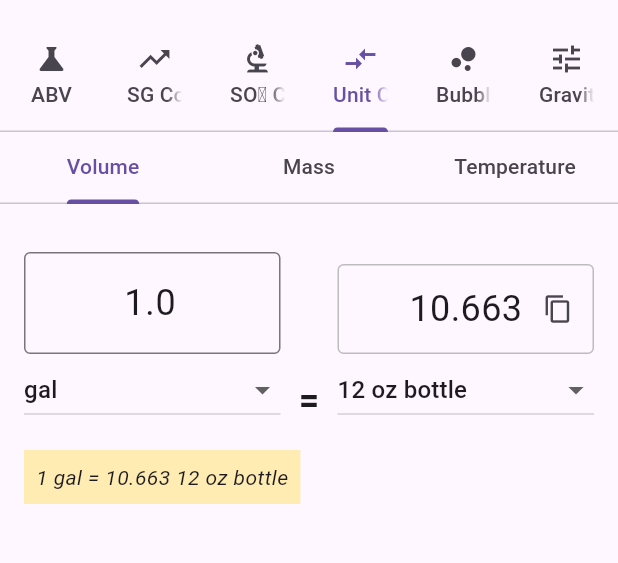
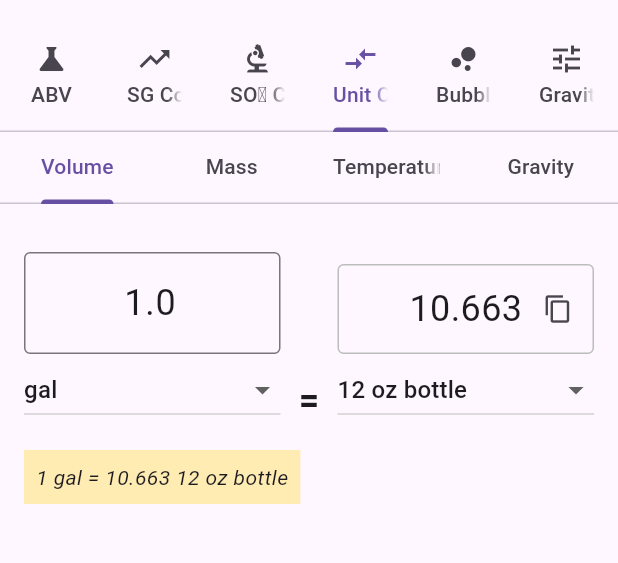
Before and after one commit to mrcrunchybeans/cider-craft, a Flutter app: the ToolsPage screen opened directly, tab 4 chosen, on a phone screen of 412 x 824 dp, the part 63-626 px from its top. Run offline on Flutter 3.47's test engine with Material 3 defaults, Android fonts, the phone set to English and light mode, and no system bars; our stand-ins replace fl_chart, hive, hive_flutter, logger; accounts and stored records are empty.

Commit message:
Updated the converter tool.

```diff
--- a/lib/tools_page.dart
+++ b/lib/tools_page.dart
@@ -487,7 +487,7 @@ class UnitConverterTab extends StatelessWidget {
   @override
   Widget build(BuildContext context) {
     return DefaultTabController(
-      length: 3,
+      length: 4,
       child: Column(
         children: const [
           TabBar(
@@ -495,6 +495,7 @@ class UnitConverterTab extends StatelessWidget {
               Tab(text: "Volume"),
               Tab(text: "Mass"),
               Tab(text: "Temperature"),
+              Tab(text: "Gravity"),
             ],
           ),
           Expanded(
@@ -503,6 +504,7 @@ class UnitConverterTab extends StatelessWidget {
                 UnitConverterCategoryTab(category: 'Volume'),
                 UnitConverterCategoryTab(category: 'Mass'),
                 UnitConverterCategoryTab(category: 'Temperature'),
+                UnitConverterCategoryTab(category: 'Gravity'),
               ],
             ),
           ),
@@ -549,6 +551,9 @@ class _UnitConverterCategoryTabState extends State<UnitConverterCategoryTab> {
 
   final List<String> tempUnits = ['°C', '°F', 'K'];
 
+  final List<String> gravityUnits = ['SG', 'SGP', '°Brix', '°Plato'];
+
+
   @override
   void initState() {
     super.initState();
@@ -565,23 +570,45 @@ class _UnitConverterCategoryTabState extends State<UnitConverterCategoryTab> {
         fromUnit = '°C';
         toUnit = '°F';
         break;
+      case 'Gravity':
+        fromUnit = 'SG';
+        toUnit = '°Brix';
+        break;
     }
   }
 
   List<String> getUnits() {
     if (widget.category == 'Volume') return volumeUnits.keys.toList();
     if (widget.category == 'Mass') return massUnits.keys.toList();
+    if (widget.category == 'Gravity') return gravityUnits.toList();
+
     return tempUnits;
   }
 
   double convert() {
-    if (widget.category == 'Temperature') {
+  switch (widget.category) {
+    case 'Temperature':
       return _convertTemp(inputValue, fromUnit, toUnit);
-    }
-    final units = widget.category == 'Volume' ? volumeUnits : massUnits;
-    double baseValue = inputValue * units[fromUnit]!;
-    return baseValue / units[toUnit]!;
+    case 'Gravity':
+      return convertGravity(inputValue, fromUnit, toUnit);
+    case 'Volume':
+      return _convertWithMap(volumeUnits);
+    case 'Mass':
+      return _convertWithMap(massUnits);
+    default:
+      return 0;
   }
+}
+
+double _convertWithMap(Map<String, double> units) {
+  final fromFactor = units[fromUnit];
+  final toFactor = units[toUnit];
+
+  if (fromFactor == null || toFactor == null) return 0;
+  return (inputValue * fromFactor) / toFactor;
+}
+
+
 
   double _convertTemp(double val, String from, String to) {
     if (from == to) return val;
@@ -591,22 +618,144 @@ class _UnitConverterCategoryTabState extends State<UnitConverterCategoryTab> {
     return val;
   }
 
+double convertGravity(double val, String from, String to) {
+  double sg = val;
+
+  // Step 1: Convert everything to SG
+  switch (from) {
+    case 'SG':
+      sg = val;
+      break;
+    case 'SGP':
+      sg = 1.000 + (val / 1000); // 50 -> 1.050
+      break;
+    case '°Brix':
+      sg = (val / (258.6 - ((val / 258.2) * 227.1))) + 1.0;
+      break;
+    case '°Plato':
+      sg = 1 + val / (258.6 - ((val / 258.2) * 227.1)); // Similar to Brix
+      break;
+  }
+
+  // Step 2: Convert SG to target
+  switch (to) {
+    case 'SG':
+      return sg;
+    case 'SGP':
+      return (sg - 1.0) * 1000;
+    case '°Brix':
+    case '°Plato':
+      return ((182.4601 * sg - 775.6821) * sg + 1262.7794) * (sg - 1.0);
+  }
+
+  return val;
+}
+
+// ######## Start Converter Help Text ########
+
+String normalizeUnit(String unit) {
+  final u = unit.trim().toLowerCase();
+  if (u.contains('specific gravity') || u == 'sg') return 'SG';
+  if (u.contains('sgp') || u.contains('points')) return 'SGP';
+  if (u.contains('brix')) return 'Brix';
+  if (u.contains('plato') || u.contains('°p')) return 'Plato';
+  return unit;
+}
 String getFormulaHint() {
   if (widget.category == 'Temperature') {
-    return "Uses standard temperature conversion formulas.";
+    return "Temperature Conversion:\n"
+        "°F ↔ °C: (°F - 32) × 5/9 = °C\n"
+        "°C ↔ K: °C + 273.15 = K";
   }
 
-  final Map<String, double> unitMap =
-      widget.category == 'Mass' ? massUnits : volumeUnits;
+  if (widget.category == 'Mass' || widget.category == 'Volume') {
+    final Map<String, double> unitMap =
+        widget.category == 'Mass' ? massUnits : volumeUnits;
 
-  final fromFactor = unitMap[fromUnit]!;
-  final toFactor = unitMap[toUnit]!;
+    final fromFactor = unitMap[fromUnit];
+    final toFactor = unitMap[toUnit];
 
-  final multiplier = fromFactor / toFactor;
-  return "1 $fromUnit = ${multiplier.toStringAsFixed(3)} $toUnit";
+    if (fromFactor == null || toFactor == null) {
+      return "Conversion formula unavailable.";
+    }
+
+    final multiplier = fromFactor / toFactor;
+    return "1 $fromUnit = ${multiplier.toStringAsFixed(3)} $toUnit";
+  }
+
+  if (widget.category == 'Gravity') {
+    final from = normalizeUnit(fromUnit);
+    final to = normalizeUnit(toUnit);
+
+    if (from == 'SG' && to == 'Brix') {
+      return "SG → Brix:\n"
+          "Brix = (182.4601 × SG³) - (775.6821 × SG²) + (1262.7794 × SG) - 669.5622";
+    }
+    if (from == 'Brix' && to == 'SG') {
+      return "Brix → SG:\n"
+          "SG ≈ 1 + (Brix / (258.6 - (Brix / 258.2 × 227.1)))";
+    }
+
+    if (from == 'SG' && to == 'Plato') {
+      return "SG → Plato:\n"
+          "°P = -616.868 + 1111.14×SG - 630.272×SG² + 135.997×SG³";
+    }
+    if (from == 'Plato' && to == 'SG') {
+      return "Plato → SG:\n"
+          "SG ≈ 1 + (°P / (258.6 - (°P / 258.2 × 227.1)))";
+    }
+
+    if (from == 'SG' && to == 'SGP') {
+      return "SG → SGP:\n"
+          "SGP = (SG - 1.000) × 1000";
+    }
+    if (from == 'SGP' && to == 'SG') {
+      return "SGP → SG:\n"
+          "SG = (SGP / 1000) + 1.000";
+    }
+
+    if ((from == 'Brix' && to == 'Plato') || (from == 'Plato' && to == 'Brix')) {
+      return "Brix ↔ Plato:\n"
+          "Brix and Plato are functionally equivalent in brewing.\n"
+          "Use interchangeably unless precise distinction is needed.";
+    }
+
+    if (from == 'Brix' && to == 'SGP') {
+      return "Brix → SGP:\n"
+          "SG = 1 + (Brix / (258.6 - (Brix / 258.2 × 227.1)))\n"
+          "SGP = (SG - 1.000) × 1000";
+    }
+    if (from == 'SGP' && to == 'Brix') {
+      return "SGP → Brix:\n"
+          "SG = (SGP / 1000) + 1.000\n"
+          "Brix = (182.4601 × SG³) - (775.6821 × SG²) + (1262.7794 × SG) - 669.5622";
+    }
+
+    if (from == 'Plato' && to == 'SGP') {
+      return "Plato → SGP:\n"
+          "SG = 1 + (Plato / (258.6 - (Plato / 258.2 × 227.1)))\n"
+          "SGP = (SG - 1.000) × 1000";
+    }
+    if (from == 'SGP' && to == 'Plato') {
+      return "SGP → Plato:\n"
+          "SG = (SGP / 1000) + 1.000\n"
+          "°P = -616.868 + 1111.14×SG - 630.272×SG² + 135.997×SG³";
+    }
+
+    return "Unrecognized gravity unit combination: $fromUnit → $toUnit";
+  }
+
+  return "No conversion formula available.";
 }
 
+// ######## End Converter Help Text ########
+
+
+
 String formatNumber(double value) {
+    if (widget.category == 'Gravity') {
+    return value.toStringAsFixed(4);
+  }
   if (value >= 10000 || value < 0.001) {
     return value.toStringAsExponential(3); // e.g. 1.234e+5
   } else {
```
